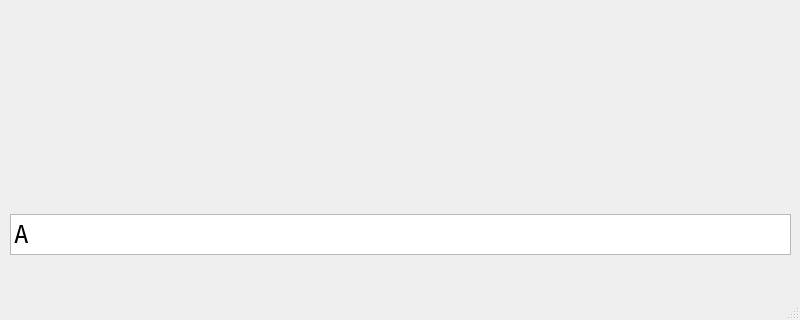
First picture: the form in A7-Parachutes/A7-Parachutes/gamewindow.ui, repository thePeterPan/CS3505-2016, before the edit; both pictures show x 0 to 800 and y 315 to 635 of the 800 by 635 pixel window.
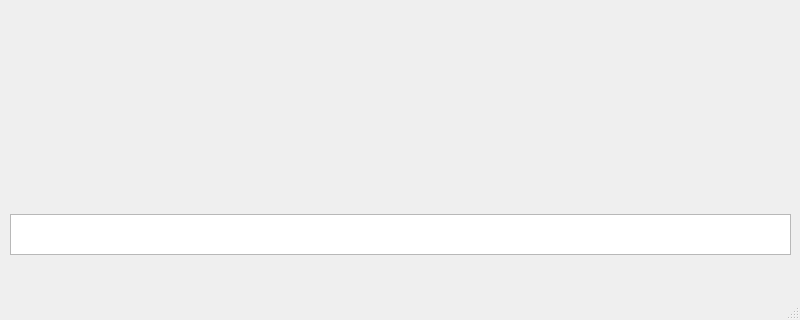
Second picture: the form after the edit. Icons and pictures are not drawn.

Commit message: User input enabled

Patch:
```diff
--- a/A7-Parachutes/A7-Parachutes/gamewindow.ui
+++ b/A7-Parachutes/A7-Parachutes/gamewindow.ui
@@ -38,11 +38,6 @@
     <property name="flow">
      <enum>QListView::LeftToRight</enum>
     </property>
-    <item>
-     <property name="text">
-      <string>A</string>
-     </property>
-    </item>
    </widget>
   </widget>
   <widget class="QMenuBar" name="menubar">
```
Left out of the diff: 2 changed lines with no effect on the pictures. The commit also changes 1 other file.
